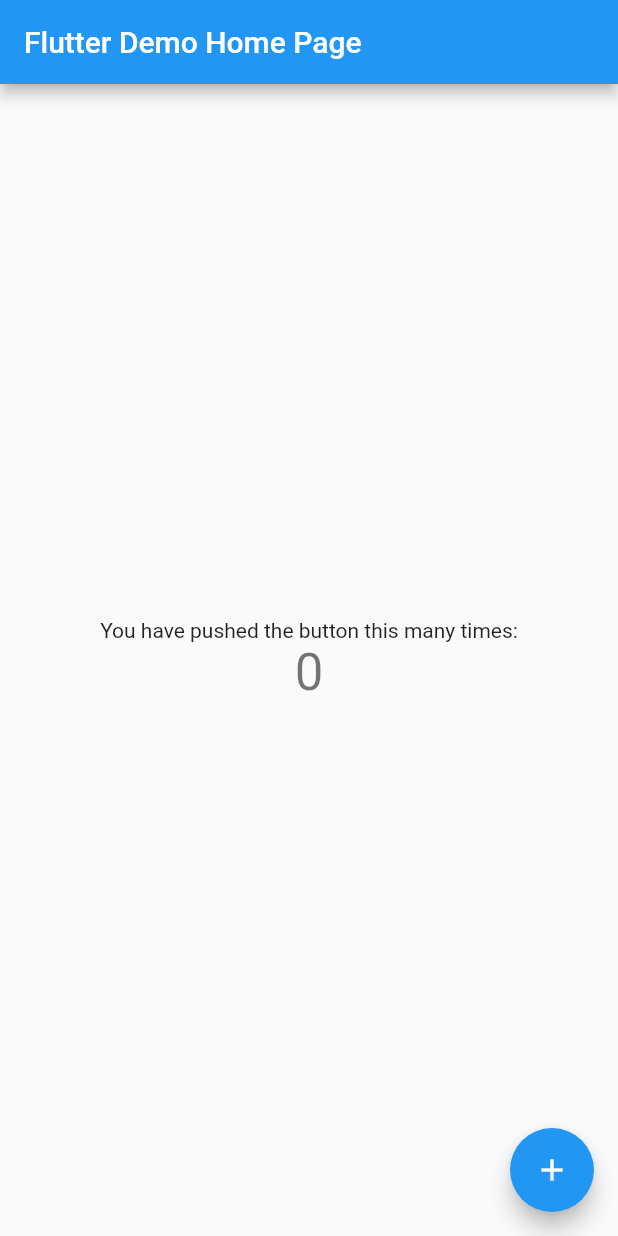
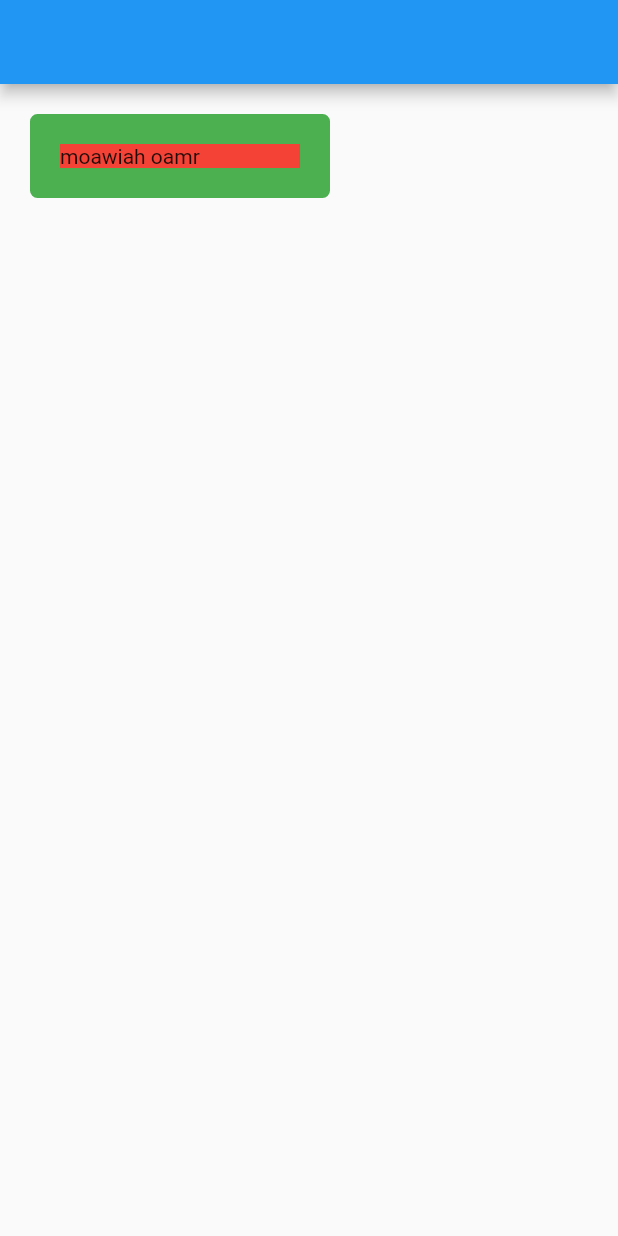
Before and after one commit to Moawiah999/The-third-application, a Flutter app: the screen it shows after launch, on a phone screen of 412 x 824 dp. Run offline on Flutter 3.47's test engine with Material 2 defaults, Android fonts, the phone set to English and light mode, and no system bars.

Commit message:
the commint here

```diff
--- a/analysis_options.yaml
+++ b/analysis_options.yaml
@@ -7,7 +7,7 @@
 
 # The following line activates a set of recommended lints for Flutter apps,
 # packages, and plugins designed to encourage good coding practices.
-include: package:flutter_lints/flutter.yaml
+# include: package:flutter_lints/flutter.yaml
 
 linter:
   # The lint rules applied to this project can be customized in the
--- a/lib/main.dart
+++ b/lib/main.dart
@@ -1,115 +1,33 @@
 import 'package:flutter/material.dart';
 
 void main() {
-  runApp(const MyApp());
+  runApp(myappthird());
 }
 
-class MyApp extends StatelessWidget {
-  const MyApp({Key? key}) : super(key: key);
-
-  // This widget is the root of your application.
+class myappthird extends StatelessWidget {
   @override
   Widget build(BuildContext context) {
     return MaterialApp(
-      title: 'Flutter Demo',
-      theme: ThemeData(
-        // This is the theme of your application.
-        //
-        // Try running your application with "flutter run". You'll see the
-        // application has a blue toolbar. Then, without quitting the app, try
-        // changing the primarySwatch below to Colors.green and then invoke
-        // "hot reload" (press "r" in the console where you ran "flutter run",
-        // or simply save your changes to "hot reload" in a Flutter IDE).
-        // Notice that the counter didn't reset back to zero; the application
-        // is not restarted.
-        primarySwatch: Colors.blue,
-      ),
-      home: const MyHomePage(title: 'Flutter Demo Home Page'),
+      home: Homepage(),
     );
   }
 }
 
-class MyHomePage extends StatefulWidget {
-  const MyHomePage({Key? key, required this.title}) : super(key: key);
-
-  // This widget is the home page of your application. It is stateful, meaning
-  // that it has a State object (defined below) that contains fields that affect
-  // how it looks.
-
-  // This class is the configuration for the state. It holds the values (in this
-  // case the title) provided by the parent (in this case the App widget) and
-  // used by the build method of the State. Fields in a Widget subclass are
-  // always marked "final".
-
-  final String title;
-
-  @override
-  State<MyHomePage> createState() => _MyHomePageState();
-}
-
-class _MyHomePageState extends State<MyHomePage> {
-  int _counter = 0;
-
-  void _incrementCounter() {
-    setState(() {
-      // This call to setState tells the Flutter framework that something has
-      // changed in this State, which causes it to rerun the build method below
-      // so that the display can reflect the updated values. If we changed
-      // _counter without calling setState(), then the build method would not be
-      // called again, and so nothing would appear to happen.
-      _counter++;
-    });
-  }
-
+class Homepage extends StatelessWidget {
   @override
   Widget build(BuildContext context) {
-    // This method is rerun every time setState is called, for instance as done
-    // by the _incrementCounter method above.
-    //
-    // The Flutter framework has been optimized to make rerunning build methods
-    // fast, so that you can just rebuild anything that needs updating rather
-    // than having to individually change instances of widgets.
     return Scaffold(
-      appBar: AppBar(
-        // Here we take the value from the MyHomePage object that was created by
-        // the App.build method, and use it to set our appbar title.
-        title: Text(widget.title),
+      appBar: AppBar(),
+      body: Container(
+        width: 200,
+        margin: EdgeInsets.all(20),
+        decoration: BoxDecoration(
+          color: Colors.red,
+          border: Border.all(width: 20, color: Colors.green),
+          borderRadius: BorderRadius.circular(5),
+        ),
+        child: Text("moawiah oamr"),
       ),
-      body: Center(
-        // Center is a layout widget. It takes a single child and positions it
-        // in the middle of the parent.
-        child: Column(
-          // Column is also a layout widget. It takes a list of children and
-          // arranges them vertically. By default, it sizes itself to fit its
-          // children horizontally, and tries to be as tall as its parent.
-          //
-          // Invoke "debug painting" (press "p" in the console, choose the
-          // "Toggle Debug Paint" action from the Flutter Inspector in Android
-          // Studio, or the "Toggle Debug Paint" command in Visual Studio Code)
-          // to see the wireframe for each widget.
-          //
-          // Column has various properties to control how it sizes itself and
-          // how it positions its children. Here we use mainAxisAlignment to
-          // center the children vertically; the main axis here is the vertical
-          // axis because Columns are vertical (the cross axis would be
-          // horizontal).
-          mainAxisAlignment: MainAxisAlignment.center,
-          children: <Widget>[
-            const Text(
-              'You have pushed the button this many times:',
-            ),
-            Text(
-              '$_counter',
-              style: Theme.of(context).textTheme.headline4,
-            ),
-          ],
-        ),
-      ),
-      floatingActionButton: FloatingActionButton(
-        onPressed: _incrementCounter,
-        tooltip: 'Increment',
-        child: const Icon(Icons.add),
-      ), // This trailing comma makes auto-formatting nicer for build methods.
     );
   }
 }
--- a/pubspec.yaml
+++ b/pubspec.yaml
@@ -44,7 +44,7 @@ dev_dependencies:
   # activated in the `analysis_options.yaml` file located at the root of your
   # package. See that file for information about deactivating specific lint
   # rules and activating additional ones.
-  flutter_lints: ^2.0.0
+  # flutter_lints: ^2.0.0
 
 # For information on the generic Dart part of this file, see the
 # following page: https://dart.dev/tools/pub/pubspec
```
Also changed, not shown: pubspec.lock.
